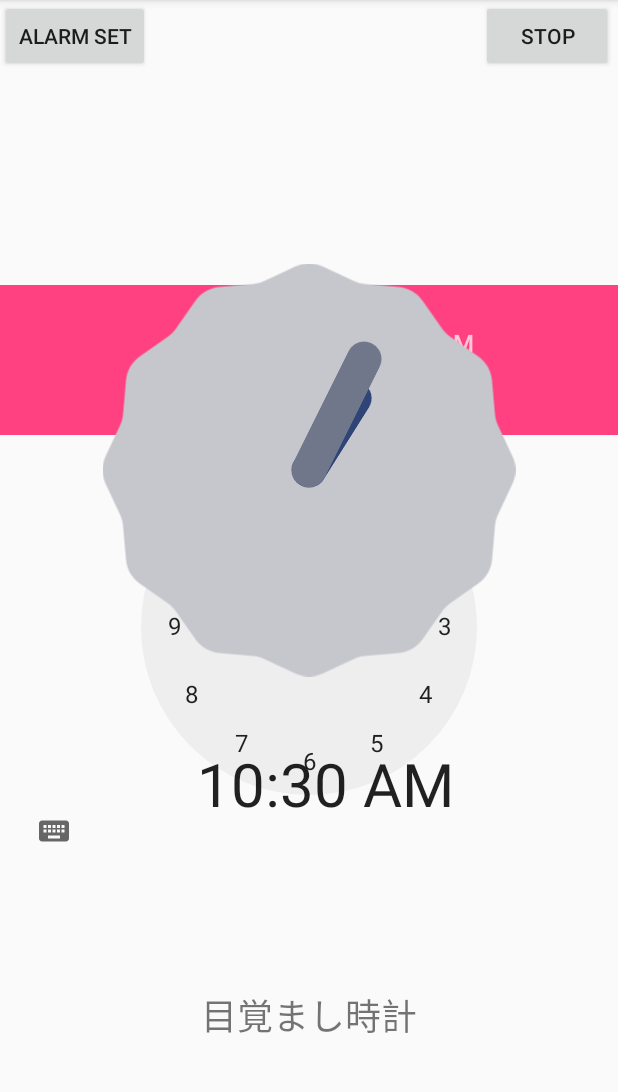
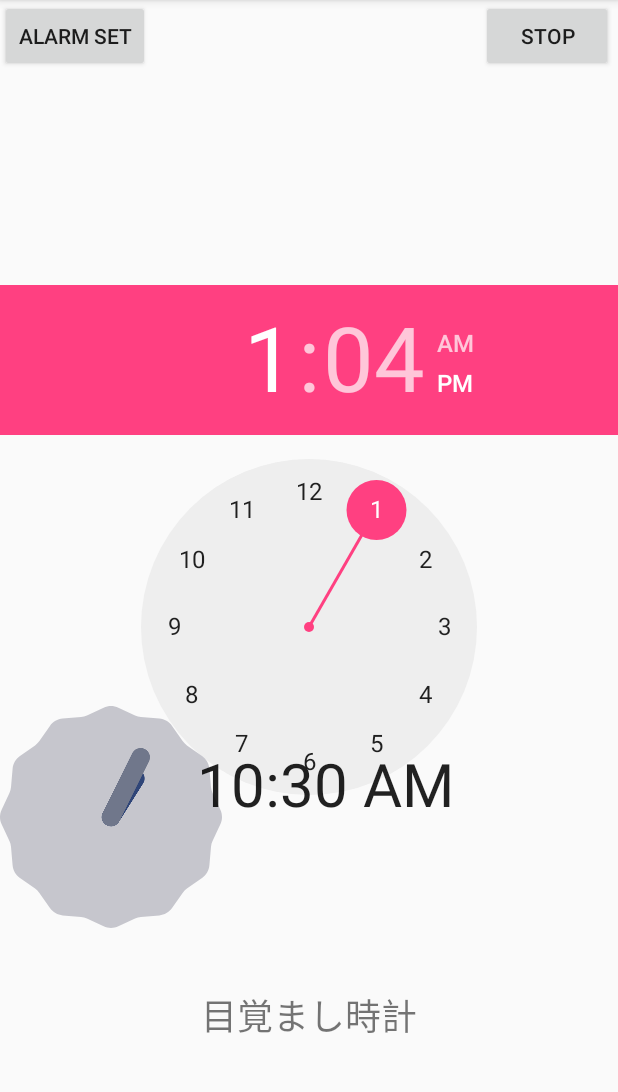
Before and after one commit to kanpei1092/AlarmTestJava, an Android app: the screen it shows after launch (MainActivity), on a phone screen of 412 x 824 dp, the part 84-1176 px from its top. Run offline under Robolectric (Android 15) with nearby library versions, the phone set to English and light mode, and no system bars; 1 statement that could not run was skipped.

Commit message:
全マージ

```diff
--- a/app/src/main/java/com/example/alarmtestjava/MainActivity.java
+++ b/app/src/main/java/com/example/alarmtestjava/MainActivity.java
@@ -35,18 +35,16 @@ import java.util.Calendar;
 
 public class MainActivity extends AppCompatActivity {
 
-    private MediaPlayer alarm;
+    static MediaPlayer alarm;
     private NfcAdapter nfcAdapter;
     private PendingIntent pendingIntent;
     private TextView textView;
-    private int currentPenaltyValue = 0; // 初期のpenaltyValueを設定
-    private long startTime;
+    private static int currentPenaltyValue = 0; // 初期のpenaltyValueを設定
+    private static long startTime;
     private long stopTime;
 
     private AlarmManager alarmManager;
     private TimePicker timePicker;
-
-    static MediaPlayer mediaPlayer;
 
     @Override
     protected void onCreate(Bundle savedInstanceState) {
@@ -151,18 +149,21 @@ public class MainActivity extends AppCompatActivity {
 
 
     /* スタートボタン */
-    public void onStart (View view){
+    public void onStart (View view) {
+
+    }
+
+
+    static void start(){
         if (alarm != null) {
             alarm.release();
         }
-        alarm = MediaPlayer.create(this, soundResourceID(currentPenaltyValue)); // 初期のpenaltyValueを使用してMediaPlayerを作成
-
         alarm.start();
-        Toast.makeText(this, "音を流します", Toast.LENGTH_LONG).show();
-
         // 開始時刻を取得
         startTime = SystemClock.elapsedRealtime();
     }
+
+
 
     /* ストップボタン */
     public void onStop (View view) {
@@ -187,8 +188,7 @@ public class MainActivity extends AppCompatActivity {
             // elapsedSecondsに基づいてpenaltyValueを更新
             updatePenaltyValue(elapsedSeconds);
 
-            textView.setText(String.valueOf(elapsedSeconds) + "秒経ちました！" +
-                    "ペナルティ値は"+String.valueOf(getCurrentPenaltyValue())+"です！");
+            textView.setText(String.valueOf(elapsedSeconds) + "秒経ちました！" + "\nペナルティ値は"+String.valueOf(getCurrentPenaltyValue())+"です！");
         }
     }
 
--- a/app/src/main/res/layout/activity_main.xml
+++ b/app/src/main/res/layout/activity_main.xml
@@ -38,6 +38,13 @@
             android:onClick="onStop"
             android:text="Stop"
             tools:layout_editor_absoluteX="36dp" />
+
+        <AnalogClock
+            android:id="@+id/analogClock1"
+            android:layout_width="148dp"
+            android:layout_height="158dp"
+            android:layout_alignParentTop="true"
+            android:layout_marginTop="466dp" />
     </RelativeLayout>
 
     <TextView
@@ -51,18 +58,6 @@
         app:layout_constraintStart_toStartOf="parent"
         app:layout_constraintTop_toTopOf="parent"
         app:layout_constraintVertical_bias="0.9" />
-
-    <AnalogClock
-        android:id="@+id/analogClock1"
-        android:layout_width="275dp"
-        android:layout_height="297dp"
-        android:layout_alignParentTop="true"
-        android:layout_centerHorizontal="true"
-        app:layout_constraintBottom_toBottomOf="parent"
-        app:layout_constraintEnd_toEndOf="parent"
-        app:layout_constraintStart_toStartOf="parent"
-        app:layout_constraintTop_toTopOf="parent"
-        app:layout_constraintVertical_bias="0.35" />
 
     <TextClock
         android:id="@+id/textClock"
```
Also changed, not shown: app/src/main/java/com/example/alarmtestjava/AlarmReceiver.java (+4 -3 lines).
